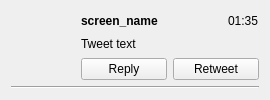
Before: the Qt Designer form lib/twitrrerr/ui/tweet.ui in nilsding/twitrrerr, drawn with Qt 5.
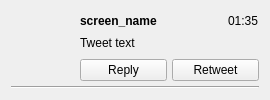
After: the same form once the commit is applied.

The edit to the form file:
```diff
--- a/lib/twitrrerr/ui/tweet.ui
+++ b/lib/twitrrerr/ui/tweet.ui
@@ -20,6 +20,9 @@
    <string>Form</string>
   </property>
   <layout class="QVBoxLayout" name="verticalLayout_3">
+   <property name="spacing">
+    <number>5</number>
+   </property>
    <property name="sizeConstraint">
     <enum>QLayout::SetMinimumSize</enum>
    </property>
```
